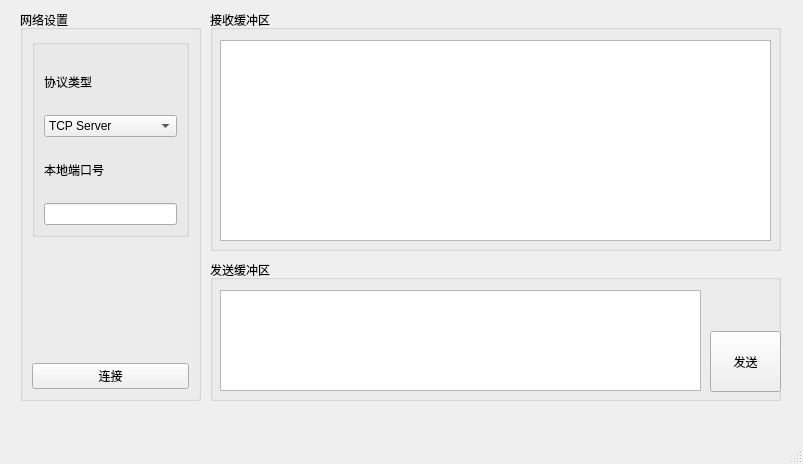
This is MainWindow.ui in yangpf92/nettool_for_mac as Qt 5 draws it before an edit. The edited form follows.
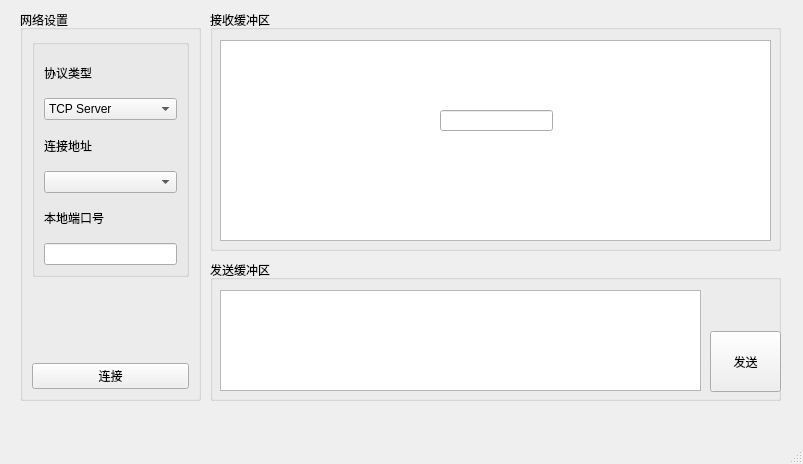
This is the edited form.

What changed in the file:
```diff
--- a/MainWindow.ui
+++ b/MainWindow.ui
@@ -67,6 +67,16 @@
           </item>
          </widget>
         </item>
+        <item>
+         <widget class="QLabel" name="label_3">
+          <property name="text">
+           <string>连接地址</string>
+          </property>
+         </widget>
+        </item>
+        <item>
+         <widget class="QComboBox" name="comboBoxNetConnectAddr"/>
+        </item>
         <item>
          <widget class="QLabel" name="label_2">
           <property name="text">
@@ -80,32 +90,6 @@
        </layout>
       </widget>
      </item>
-     <item>
-      <spacer name="horizontalSpacer_7">
-       <property name="orientation">
-        <enum>Qt::Horizontal</enum>
-       </property>
-       <property name="sizeHint" stdset="0">
-        <size>
-         <width>122</width>
-         <height>20</height>
-        </size>
-       </property>
-      </spacer>
-     </item>
-     <item>
-      <spacer name="horizontalSpacer_9">
-       <property name="orientation">
-        <enum>Qt::Horizontal</enum>
-       </property>
-       <property name="sizeHint" stdset="0">
-        <size>
-         <width>122</width>
-         <height>20</height>
-        </size>
-       </property>
-      </spacer>
-     </item>
      <item>
       <spacer name="horizontalSpacer_4">
        <property name="orientation">
@@ -189,6 +173,16 @@
       </rect>
      </property>
     </widget>
+    <widget class="QLineEdit" name="lineEdit">
+     <property name="geometry">
+      <rect>
+       <x>230</x>
+       <y>100</y>
+       <width>113</width>
+       <height>21</height>
+      </rect>
+     </property>
+    </widget>
    </widget>
    <widget class="QGroupBox" name="groupBox_3">
     <property name="geometry">
```
Left out of the diff: 12 changed lines with no effect on the pictures.
